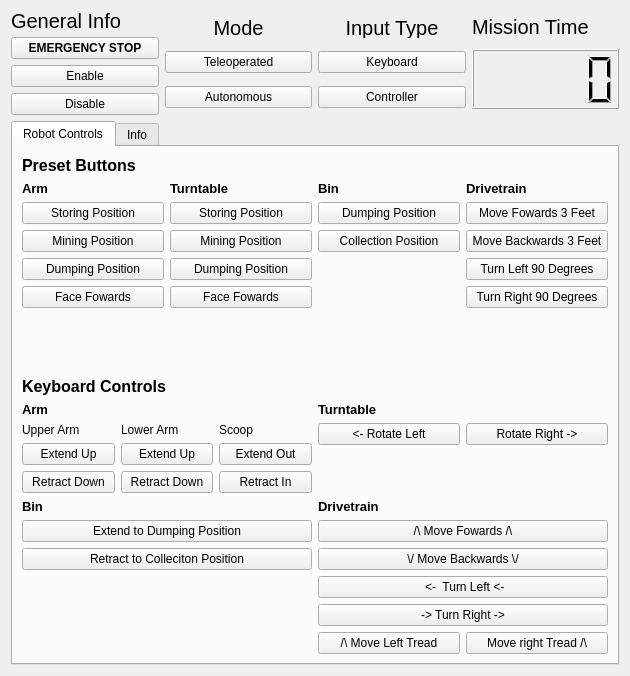
dghani/NasaRmc2019, file src/tfr_mission_control/src/tfr_mission_control/mission_control.ui: the form before one commit.
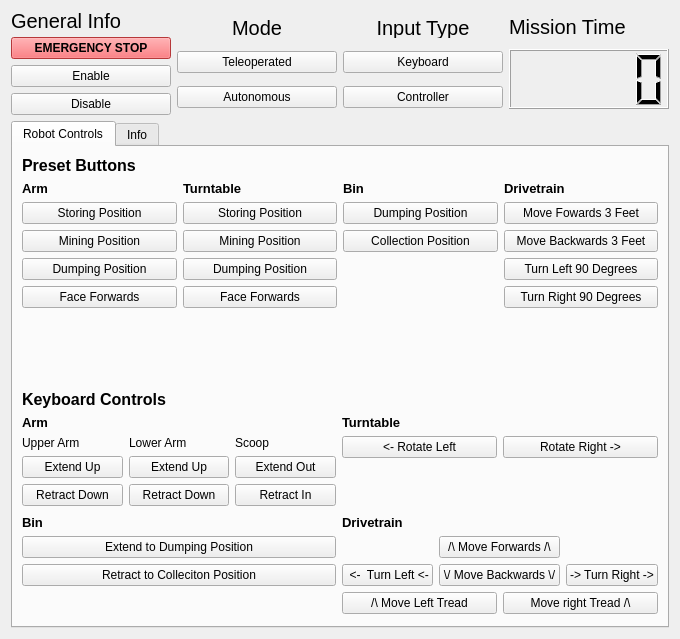
The form after the commit.

Commit message: Blocks control button press-ability when robot not enabled

Diff of the .ui file:
```diff
--- a/src/tfr_mission_control/src/tfr_mission_control/mission_control.ui
+++ b/src/tfr_mission_control/src/tfr_mission_control/mission_control.ui
@@ -9,8 +9,8 @@
    <rect>
     <x>0</x>
     <y>0</y>
-    <width>630</width>
-    <height>676</height>
+    <width>680</width>
+    <height>639</height>
    </rect>
   </property>
   <property name="focusPolicy">
@@ -77,6 +77,9 @@
          <property name="toolTipDuration">
           <number>5000</number>
          </property>
+         <property name="styleSheet">
+          <string notr="true">background-color: rgb(255, 78, 81);</string>
+         </property>
          <property name="text">
           <string>EMERGENCY STOP</string>
          </property>
@@ -275,7 +278,7 @@
       </attribute>
       <layout class="QHBoxLayout" name="horizontalLayout">
        <item>
-        <layout class="QVBoxLayout" name="robot_controls_root_layout" stretch="1,1,1">
+        <layout class="QVBoxLayout" name="robot_controls_root_layout" stretch="1,1">
          <item>
           <layout class="QVBoxLayout" name="preset_buttons">
            <item>
@@ -346,7 +349,7 @@
                <item>
                 <widget class="QPushButton" name="arm_face_fowards_button">
                  <property name="text">
-                  <string>Face Fowards</string>
+                  <string>Face Forwards</string>
                  </property>
                 </widget>
                </item>
@@ -411,7 +414,7 @@
                <item>
                 <widget class="QPushButton" name="turntable_face_fowards_button">
                  <property name="text">
-                  <string>Face Fowards</string>
+                  <string>Face Forwards</string>
                  </property>
                 </widget>
                </item>
@@ -807,33 +810,37 @@
                 </widget>
                </item>
                <item>
-                <widget class="QPushButton" name="move_forward_button">
-                 <property name="text">
-                  <string>/\ Move Fowards /\</string>
-                 </property>
-                </widget>
-               </item>
-               <item>
+                <layout class="QGridLayout" name="drivetrain_grid">
+                 <item row="1" column="1">
                 <widget class="QPushButton" name="move_backward_button">
                  <property name="text">
                   <string>\/ Move Backwards \/</string>
                  </property>
                 </widget>
                </item>
-               <item>
+                 <item row="0" column="1">
+                  <widget class="QPushButton" name="move_forward_button">
+                   <property name="text">
+                    <string>/\ Move Forwards /\</string>
+                   </property>
+                  </widget>
+                 </item>
+                 <item row="1" column="0">
                 <widget class="QPushButton" name="turn_left_button">
                  <property name="text">
                   <string> &lt;-  Turn Left &lt;-</string>
                  </property>
                 </widget>
                </item>
-               <item>
+                 <item row="1" column="2">
                 <widget class="QPushButton" name="turn_right_button">
                  <property name="text">
                   <string>-&gt; Turn Right -&gt;</string>
                  </property>
                 </widget>
                </item>
+                </layout>
+               </item>
                <item>
                 <layout class="QHBoxLayout" name="tread_controls">
                  <item>
```
Left out of the diff: 15 changed lines with no effect on the pictures. Lines whose indentation alone changed are shown as unchanged. The commit also changes 2 other files.
